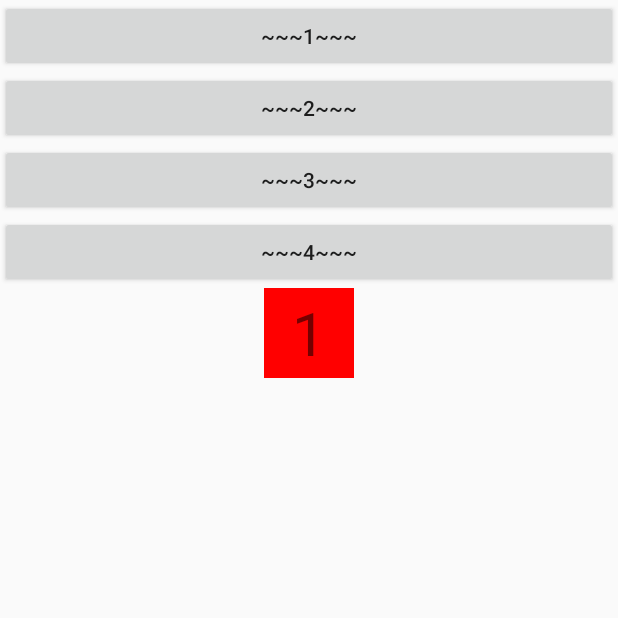
After one commit to MyGaozhd/StudyDemo, an Android app: the LifeCycleActivity1 screen opened directly, with no data from a screen before it, on a phone screen of 412 x 824 dp, the top half of it. The commit adds this screen. Run offline under Robolectric (Android 15) with nearby library versions, the phone set to English and light mode, and no system bars; our stand-ins replace ButterKnife.

Commit message:
学习分享：activity 的 生命周期

```diff
--- a/app/src/main/java/com/gaozhd/studydemo/androidbase/AndroidBaseActivity.java
+++ b/app/src/main/java/com/gaozhd/studydemo/androidbase/AndroidBaseActivity.java
@@ -5,6 +5,7 @@ import android.view.View;
 
 import com.gaozhd.studydemo.R;
 import com.gaozhd.studydemo.activity.ShowListActivity;
+import com.gaozhd.studydemo.androidbase.lifecycle.activity.LifeCycleActivity1;
 import com.gaozhd.studydemo.androidbase.mvvm.MvvmActivity;
 import com.gaozhd.studydemo.androidbase.oom.OOMActivity;
 import com.gaozhd.studydemo.androidbase.recyclerview.RecyclerViewActivity0;
@@ -40,6 +41,9 @@ public class AndroidBaseActivity extends ShowListActivity {
             case 6:
                 intent.setClass(AndroidBaseActivity.this, OOMActivity.class);
                 break;
+            case 7:
+                intent.setClass(AndroidBaseActivity.this, LifeCycleActivity1.class);
+                break;
             default:
                 break;
         }
--- /dev/null
+++ b/app/src/main/java/com/gaozhd/studydemo/androidbase/lifecycle/activity/LifeCycleActivity1.java
@@ -0,0 +1,93 @@
+package com.gaozhd.studydemo.androidbase.lifecycle.activity;
+
+import android.content.Intent;
+import android.graphics.Color;
+import android.os.Bundle;
+import android.view.View;
+import android.widget.TextView;
+
+import com.gaozhd.studydemo.R;
+import com.gaozhd.studydemo.activity.BaseActivity;
+import com.gaozhd.studydemo.utils.LogUtil;
+
+import butterknife.BindView;
+import butterknife.ButterKnife;
+import butterknife.OnClick;
+
+/**
+ * @author Gao Zhidong <gaozhidong@tiantanhehe.com>
+ * @ClassName: LifeCycleActivity
+ * @Description: ${todo}
+ * @date 2016/11/2 19:18
+ */
+public class LifeCycleActivity1 extends BaseActivity {
+
+    @BindView(R.id.tv)
+    TextView tv;
+
+    @Override
+    protected void onCreate(Bundle savedInstanceState) {
+        LogUtil.log("LifeCycleActivity1: " + "onCreate");
+        super.onCreate(savedInstanceState);
+        setContentView(R.layout.layout_lifycycle_activity0);
+        ButterKnife.bind(this);
+        tv.setBackgroundColor(Color.parseColor("#ff0000"));
+        tv.setText("1");
+    }
+
+    @Override
+    protected void onRestart() {
+        LogUtil.log("LifeCycleActivity1: " + "onRestart");
+        super.onRestart();
+    }
+
+    @Override
+    protected void onStart() {
+        LogUtil.log("LifeCycleActivity1: " + "onStart");
+        super.onStart();
+    }
+
+    @Override
+    protected void onResume() {
+        LogUtil.log("LifeCycleActivity1: " + "onResume");
+        super.onResume();
+    }
+
+    @Override
+    protected void onPause() {
+        LogUtil.log("LifeCycleActivity1: " + "onPause");
+        super.onPause();
+    }
+
+    @Override
+    protected void onStop() {
+        LogUtil.log("LifeCycleActivity1: " + "onStop");
+        super.onStop();
+    }
+
+    @Override
+    protected void onDestroy() {
+        LogUtil.log("LifeCycleActivity1: " + "onDestroy");
+        super.onDestroy();
+    }
+
+    @OnClick({R.id.btn1, R.id.btn2, R.id.btn3, R.id.btn4})
+    public void onClick(View view) {
+        Intent intent = new Intent();
+        switch (view.getId()) {
+            case R.id.btn1:
+                intent.setClass(LifeCycleActivity1.this, LifeCycleActivity1.class);
+                break;
+            case R.id.btn2:
+                intent.setClass(LifeCycleActivity1.this, LifeCycleActivity2.class);
+                break;
+            case R.id.btn3:
+                intent.setClass(LifeCycleActivity1.this, LifeCycleActivity3.class);
+                break;
+            case R.id.btn4:
+                intent.setClass(LifeCycleActivity1.this, LifeCycleActivity4.class);
+                break;
+        }
+        startActivity(intent);
+    }
+}
--- a/app/src/main/java/com/gaozhd/studydemo/utils/LogUtil.java
+++ b/app/src/main/java/com/gaozhd/studydemo/utils/LogUtil.java
@@ -12,6 +12,6 @@ public class LogUtil {
     private static final String TAG = "gaozhd";
 
     public static void log(Object text) {
-        Log.d(TAG, text.toString());
+        Log.e(TAG, text.toString());
     }
 }
--- /dev/null
+++ b/app/src/main/res/layout/layout_lifycycle_activity0.xml
@@ -0,0 +1,41 @@
+<?xml version="1.0" encoding="utf-8"?>
+<LinearLayout xmlns:android="http://schemas.android.com/apk/res/android"
+    android:id="@+id/lv"
+    android:layout_width="match_parent"
+    android:layout_height="match_parent"
+    android:orientation="vertical">
+
+    <Button
+        android:id="@+id/btn1"
+        android:layout_width="match_parent"
+        android:layout_height="wrap_content"
+        android:text="~~~1~~~" />
+
+    <Button
+        android:id="@+id/btn2"
+        android:layout_width="match_parent"
+        android:layout_height="wrap_content"
+        android:text="~~~2~~~" />
+
+    <Button
+        android:id="@+id/btn3"
+        android:layout_width="match_parent"
+        android:layout_height="wrap_content"
+        android:text="~~~3~~~" />
+
+    <Button
+        android:id="@+id/btn4"
+        android:layout_width="match_parent"
+        android:layout_height="wrap_content"
+        android:text="~~~4~~~" />
+
+    <TextView
+        android:id="@+id/tv"
+        android:layout_width="60dp"
+        android:layout_height="60dp"
+        android:layout_gravity="center_horizontal"
+        android:background="#ff0000"
+        android:gravity="center"
+        android:text="1"
+        android:textSize="40dp" />
+</LinearLayout>
--- a/app/src/main/res/values/activityarrays.xml
+++ b/app/src/main/res/values/activityarrays.xml
@@ -61,6 +61,8 @@
         <item>Retrofit网络请求框架</item>
         <!-- 6 常见的内存溢出及解决办法 -->
         <item>常见的内存溢出及解决办法</item>
+        <!-- 7 Activity的生命周期 -->
+        <item>Activity的生命周期</item>
     </string-array>
 
     <!-- 所有的Broadcast -->
```
Also changed, not shown: app/src/main/AndroidManifest.xml (+23 -0 lines), app/src/main/java/com/gaozhd/studydemo/androidbase/lifecycle/activity/LifeCycleActivity2.java (added, +93 -0 lines), app/src/main/java/com/gaozhd/studydemo/androidbase/lifecycle/activity/LifeCycleActivity3.java (added, +93 -0 lines), app/src/main/java/com/gaozhd/studydemo/androidbase/lifecycle/activity/LifeCycleActivity4.java (added, +93 -0 lines).
